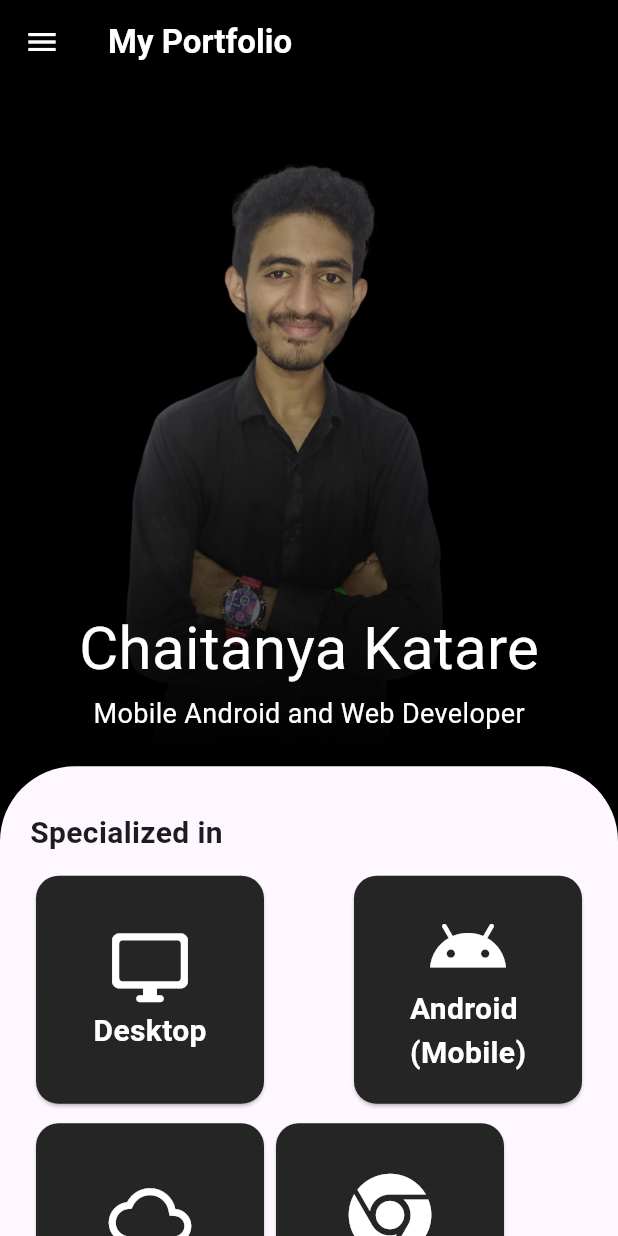
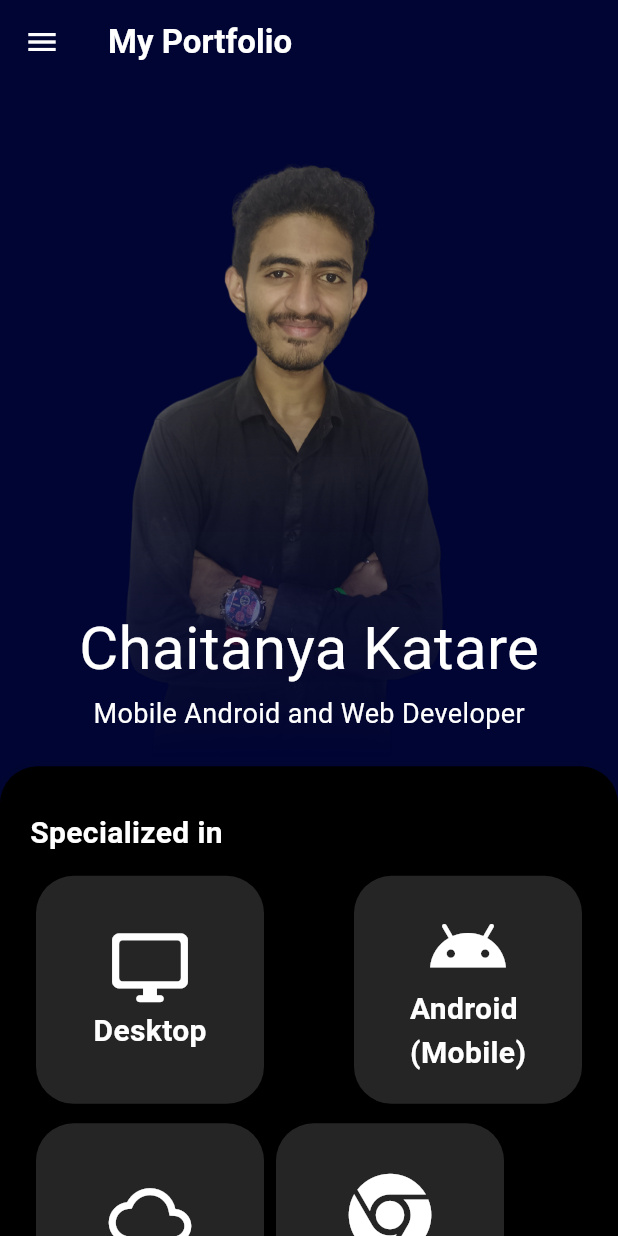
Before and after one commit to DarkWizardCK-24/Portfolio, a Flutter app: the screen it shows after launch, on a phone screen of 412 x 824 dp. Run offline on Flutter 3.47's test engine with Material 3 defaults, Android fonts, the phone set to English and light mode, and no system bars; our stand-ins replace font_awesome_flutter, wtf_sliding_sheet.

Commit message:
Add files via upload

```diff
--- a/lib/about.dart
+++ b/lib/about.dart
@@ -12,7 +12,7 @@ class _MyAboutState extends State<MyAbout> {
   @override
   Widget build(BuildContext context) {
     return Scaffold(
-      backgroundColor: Colors.black,
+      backgroundColor: Color.fromARGB(255, 1, 5, 51),
       extendBodyBehindAppBar: true,
       appBar: AppBar(
         elevation: 0,
@@ -68,7 +68,7 @@ class _MyAboutState extends State<MyAbout> {
                   child: TextButton(
                     onPressed: () {},
                     style: TextButton.styleFrom(
-                      backgroundColor: Colors.greenAccent,
+                      backgroundColor: Colors.green.shade,
                     ),
                     child: const Text(
                       'Resume',
--- a/lib/experience.dart
+++ b/lib/experience.dart
@@ -92,9 +92,9 @@ class _MyExperienceState extends State<MyExperience> {
   @override
   Widget build(BuildContext context) {
     return Scaffold(
-      backgroundColor: Colors.black,
+      backgroundColor: const Color.fromARGB(255, 1, 5, 51),
       appBar: AppBar(
-        backgroundColor: const Color(0xff252525),
+        backgroundColor: Colors.transparent,
         title: const Text(
           'Experience',
           style: TextStyle(color: Colors.white, fontWeight: FontWeight.bold),
--- a/lib/home.dart
+++ b/lib/home.dart
@@ -34,7 +34,7 @@ class _MyHomeState extends State<MyHome> {
           child: Card(
             color: const Color(0xff252525),
             shape:
-                RoundedRectangleBorder(borderRadius: BorderRadius.circular(15)),
+                RoundedRectangleBorder(borderRadius: BorderRadius.circular(25)),
             child: Column(
               mainAxisAlignment: MainAxisAlignment.center,
               children: [
@@ -61,7 +61,7 @@ class _MyHomeState extends State<MyHome> {
   @override
   Widget build(BuildContext context) {
     return Scaffold(
-      backgroundColor: Colors.black,
+      backgroundColor: const Color.fromARGB(255, 1, 5, 51),
       extendBodyBehindAppBar: true,
       appBar: AppBar(
         leading: PopupMenuButton(
@@ -134,7 +134,7 @@ class _MyHomeState extends State<MyHome> {
       ),
       body: SlidingSheet(
         elevation: 8,
-        cornerRadius: 50,
+        cornerRadius: 25,
         snapSpec: const SnapSpec(
           snap: true,
           snappings: [0.38, 0.7, 0.9],
@@ -183,6 +183,7 @@ class _MyHomeState extends State<MyHome> {
             ),
           ],
         ),
+        color: Colors.black,
         builder: (context, state) {
           return Container(
             margin: const EdgeInsets.only(left: 20, right: 20, top: 30),
@@ -192,7 +193,10 @@ class _MyHomeState extends State<MyHome> {
               children: [
                 const Text(
                   'Specialized in',
-                  style: TextStyle(fontSize: 20, fontWeight: FontWeight.bold),
+                  style: TextStyle(
+                      fontSize: 20,
+                      fontWeight: FontWeight.bold,
+                      color: Colors.white),
                 ),
                 const SizedBox(
                   height: 10,
--- a/lib/projects.dart
+++ b/lib/projects.dart
@@ -104,9 +104,9 @@ class _MyProjectState extends State<MyProject> {
   @override
   Widget build(BuildContext context) {
     return Scaffold(
-      backgroundColor: Colors.black,
+      backgroundColor: const Color.fromARGB(255, 1, 5, 51),
       appBar: AppBar(
-        backgroundColor: const Color(0xff252525),
+        backgroundColor: Colors.transparent,
         title: const Text(
           'Projects',
           style: TextStyle(color: Colors.white, fontWeight: FontWeight.bold),
--- a/lib/skills.dart
+++ b/lib/skills.dart
@@ -96,9 +96,9 @@ class _MySkillsState extends State<MySkills> {
   @override
   Widget build(BuildContext context) {
     return Scaffold(
-      backgroundColor: Colors.black,
+      backgroundColor: const Color.fromARGB(255, 1, 5, 51),
       appBar: AppBar(
-        backgroundColor: const Color(0xff252525),
+        backgroundColor: Colors.transparent,
         title: const Text(
           'Skills',
           style: TextStyle(color: Colors.white, fontWeight: FontWeight.bold),
```
Also changed, not shown: lib/main.dart (line endings or trailing spaces).
